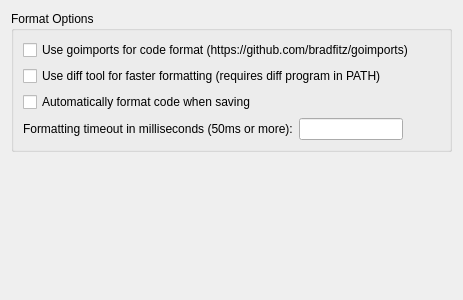
Qt form liteidex/src/plugins/golangfmt/golangfmtoption.ui (visualfc/liteide) before a commit.
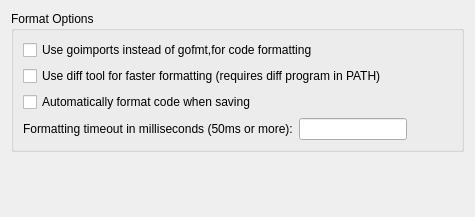
The same form after that commit.

Patch:
```diff
--- a/liteidex/src/plugins/golangfmt/golangfmtoption.ui
+++ b/liteidex/src/plugins/golangfmt/golangfmtoption.ui
@@ -6,8 +6,8 @@
    <rect>
     <x>0</x>
     <y>0</y>
-    <width>463</width>
-    <height>300</height>
+    <width>475</width>
+    <height>217</height>
    </rect>
   </property>
   <property name="windowTitle">
@@ -23,7 +23,7 @@
       <item>
        <widget class="QCheckBox" name="checkBoxUseGoimports">
         <property name="text">
-         <string>Use goimports for code format (https://github.com/bradfitz/goimports)</string>
+         <string>Use goimports instead of gofmt,for code formatting</string>
         </property>
        </widget>
       </item>
```
Left out of the diff: 3 changed lines with no effect on the pictures.
